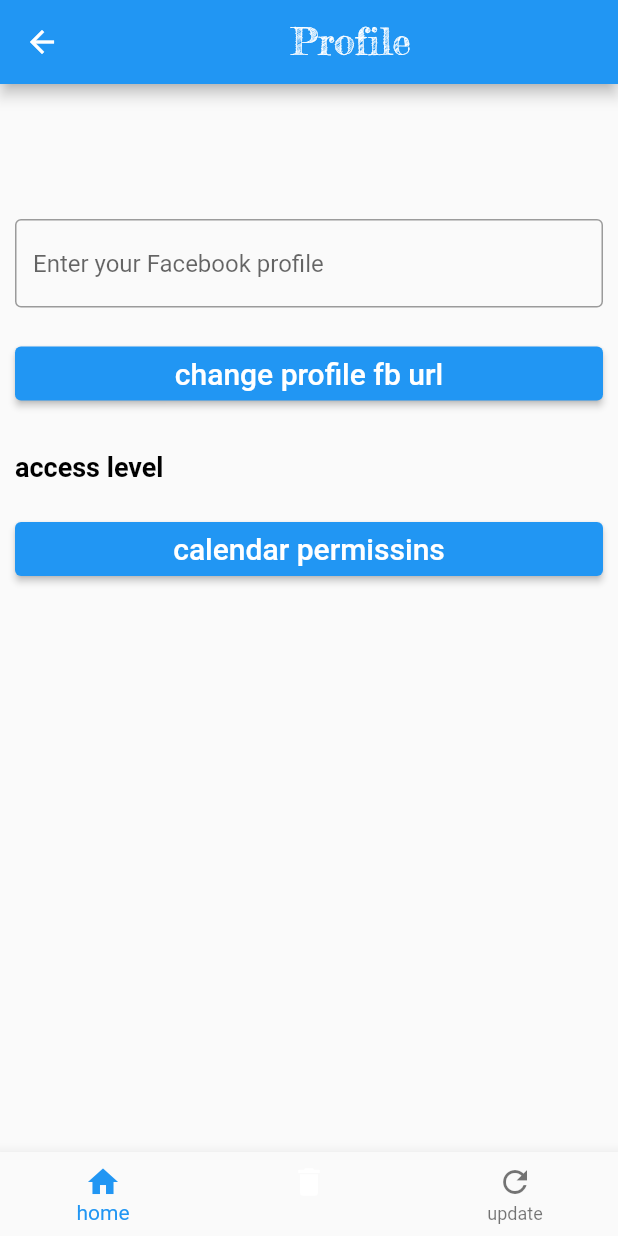
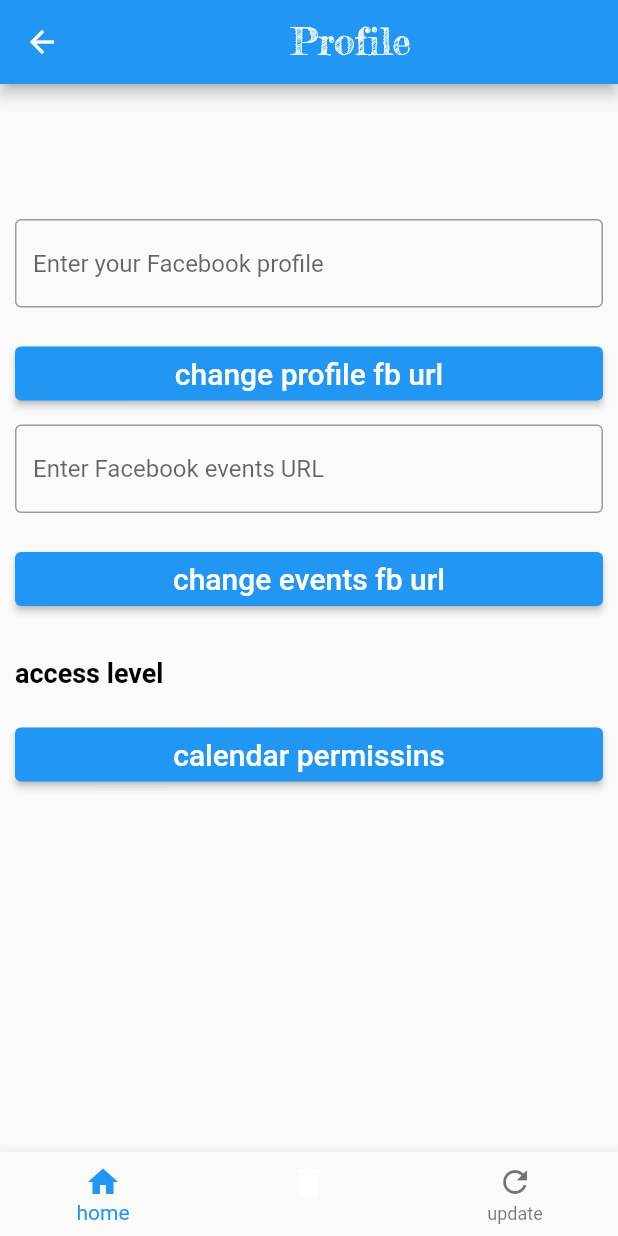
Before and after one commit to Alfatyhin/flutter_tango_calendar, a Flutter app: the UserProfile screen opened by its route, on a phone screen of 412 x 824 dp. Run offline on Flutter 3.47's test engine with Material 2 defaults, Android fonts, the phone set to English and light mode, and no system bars; our stand-ins replace cloud_firestore, dio, firebase_auth, firebase_core, flutter_timezone, shared_preferences and 1 more; missing offline and left inert: country_state_city_picker, icalendar_parser, simple_gesture_detector; accounts and stored records are empty.

Commit message:
фиксы

```diff
--- a/lib/pages/fb_events.dart
+++ b/lib/pages/fb_events.dart
@@ -345,6 +345,8 @@ class _FbEventsState extends State<FbEvents> {
       selectedCalendars.forEach((calendar) {
         if (FbImportSettings.containsKey(calendar.id)
             && FbImportSettings[calendar.id].length > 0) {
+
+          if (kEvents.containsKey(eventDate)) {
             List dayEvents = kEvents[eventDate];
 
             print(calendar.name);
@@ -400,6 +402,8 @@ class _FbEventsState extends State<FbEvents> {
                 }
               }
             });
+
+          }
 
         }
       });
@@ -716,7 +720,6 @@ class _FbEventsState extends State<FbEvents> {
         Navigator.pushNamedAndRemoveUntil(context, '/', (route) => false);
         break;
       case 1:
-        FbEventsRepository().clearLocalDataJson('eventsUrl');
         FbEventsRepository().clearLocalDataJson('fbEvents');
         setState(() {
           Events = [];
--- a/lib/pages/start_page.dart
+++ b/lib/pages/start_page.dart
@@ -815,7 +815,7 @@ class _StartPageState extends State<StartPage> {
             CalendarRepository().apiDeleteEvent(requestTokenData).then((value) async {
 
               CalendarRepository().importDeleteEvent(openEvent.calendarId, openEvent.eventId);
-              CalendarRepository().getEventsList().then((value) {
+              CalendarRepository().getEventsListForMonth(_focusedDay).then((value) {
                 CalEvents = value;
                 setState(() {
                   kEvents = value;
--- a/lib/pages/user_profile.dart
+++ b/lib/pages/user_profile.dart
@@ -4,11 +4,11 @@ import 'package:flutter/cupertino.dart';
 import 'package:flutter/material.dart';
 import 'package:firebase_auth/firebase_auth.dart';
 import 'package:firebase_core/firebase_core.dart';
-import 'package:tango_calendar/repositories/localRepository.dart';
 
 import '../models/Calendar.dart';
 import '../models/UserData.dart';
 import '../repositories/calendar/calendar_repository.dart';
+import '../repositories/localRepository.dart';
 import '../repositories/users/users_reposirory.dart';
 import '../AppTools.dart';
 
@@ -28,6 +28,7 @@ class _UserProfileState extends State<UserProfile> {
 
   TextEditingController fbProfileController = TextEditingController();
   TextEditingController fbOrgNameController = TextEditingController();
+  TextEditingController fbUrlController = TextEditingController();
   var userUid;
   var userData;
   List selectedCalendars = [];
@@ -37,7 +38,9 @@ class _UserProfileState extends State<UserProfile> {
 
   int _selectedIndex = 0;
 
-  void setUserData(userUid) {
+  Future<void> setUserData(userUid) async {
+
+    fbUrlController.text = (await localRepository().getLocalDataString('eventsUrl'))!;
 
     debugPrint("-------setUserData-------");
 
@@ -205,6 +208,34 @@ class _UserProfileState extends State<UserProfile> {
               ElevatedButton(onPressed: () {
                 _changeFbUrl();
               }, child: Text('change profile fb url',
+                style: TextStyle(
+                    fontSize: 20
+                ),),),
+
+
+              const SizedBox(height: 10.0),
+              TextFormField(
+                controller: fbUrlController,
+                decoration: const InputDecoration(
+                  hintText: 'Enter Facebook events URL',
+                  border: OutlineInputBorder(),
+                ),
+                validator: (String? value) {
+                  if (value == null || value.isEmpty) {
+                    return 'Please enter some text';
+                  }
+                  return null;
+                },
+              ),
+
+              const SizedBox(height: 20),
+
+              ElevatedButton(onPressed: () {
+                localRepository().setLocalDataString('eventsUrl', fbUrlController.text).then((value) {
+
+                  shortMessage(context, 'fb events url changed', 2);
+                });
+              }, child: Text('change events fb url',
                 style: TextStyle(
                     fontSize: 20
                 ),),),
```
Lines whose indentation alone changed are shown as unchanged.
